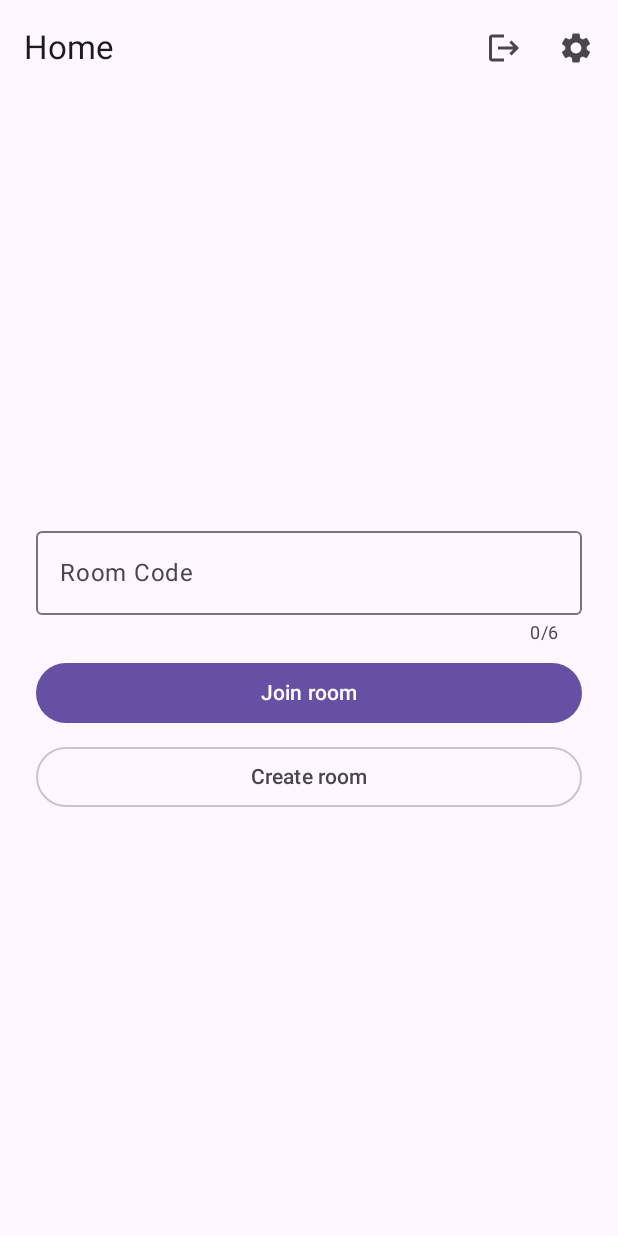
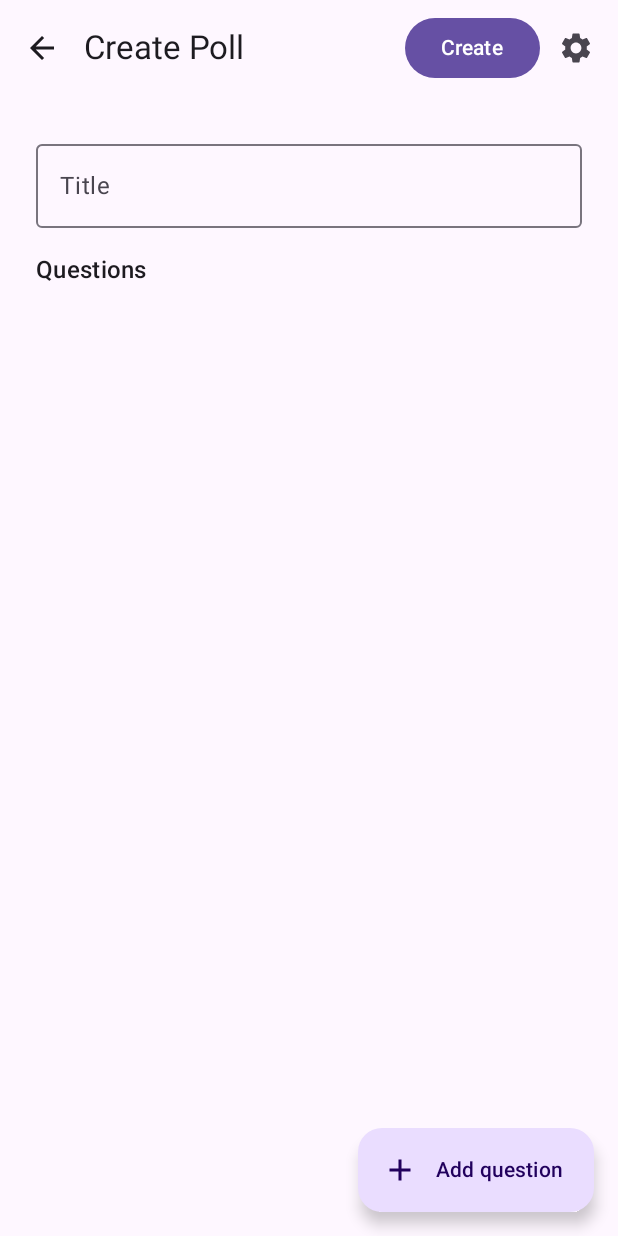
Before and after one commit to gabrielsantanaa/Google-Authentication, an Android app built with Jetpack Compose: the HomeScreen screen opened through its navigation route, after a tap on "Create room", on a phone screen of 412 x 824 dp. Run offline under Robolectric (Android 15) with nearby library versions, the phone set to English and light mode, and no system bars; our stand-ins replace Dagger/Hilt's generated code, Firebase (no records; nobody signed in at launch, a user with empty details on screens opened directly).

Commit message:
a little ui change on home screen

```diff
--- a/app/build.gradle.kts
+++ b/app/build.gradle.kts
@@ -85,6 +85,7 @@ dependencies {
     implementation(platform(libs.firebase.bom))
     implementation(libs.firebase.analytics)
     implementation(libs.firebase.auth)
+    implementation(libs.firebase.database.ktx)
 
     // Google Services
     implementation(libs.play.services.auth)
--- a/app/src/main/java/com/gabrielsantana/letsvote/screens/App.kt
+++ b/app/src/main/java/com/gabrielsantana/letsvote/screens/App.kt
@@ -1,5 +1,6 @@
 package com.gabrielsantana.letsvote.screens
 
+import androidx.compose.animation.AnimatedContentTransitionScope
 import androidx.compose.foundation.isSystemInDarkTheme
 import androidx.compose.material3.Text
 import androidx.compose.runtime.Composable
@@ -13,6 +14,8 @@ import androidx.navigation.compose.dialog
 import androidx.navigation.compose.rememberNavController
 import com.gabrielsantana.letsvote.screens.home.HomeScreen
 import com.gabrielsantana.letsvote.screens.login.LoginScreen
+import com.gabrielsantana.letsvote.screens.poll.NewPollScreen
+import com.gabrielsantana.letsvote.screens.question.NewQuestionDialogScreen
 import com.gabrielsantana.letsvote.screens.settings.SettingsScreen
 import com.gabrielsantana.letsvote.ui.theme.LetsVoteTheme
 import kotlinx.serialization.Serializable
@@ -26,6 +29,12 @@ object HomeScreen
 
 @Serializable
 object SettingsDialogScreen
+
+@Serializable
+object NewPollScreen
+
+@Serializable
+object NewQuestionDialogScreen
 
 @Composable
 fun App(
@@ -58,6 +67,9 @@ fun App(
                 HomeScreen(
                     onNavigateToSettings = {
                         navController.navigate(SettingsDialogScreen)
+                    },
+                    onNavigateToCreate = {
+                        navController.navigate(NewPollScreen)
                     }
                 )
             }
@@ -74,6 +86,23 @@ fun App(
                     }
                 )
             }
+            composable<NewPollScreen> {
+                NewPollScreen(
+                    onNavigateBack = {
+                        navController.popBackStack()
+                    },
+                    onAddQuestion = {
+                        navController.navigate(NewQuestionDialogScreen)
+                    }
+                )
+            }
+            dialog<NewQuestionDialogScreen> {
+                NewQuestionDialogScreen(
+                    onNavigateBack = {
+                        navController.popBackStack()
+                    }
+                )
+            }
         }
 
     }
--- a/app/src/main/java/com/gabrielsantana/letsvote/screens/home/HomeSreen.kt
+++ b/app/src/main/java/com/gabrielsantana/letsvote/screens/home/HomeSreen.kt
@@ -39,6 +39,7 @@ import androidx.lifecycle.compose.collectAsStateWithLifecycle
 
 @Composable
 fun HomeScreen(
+    onNavigateToCreate: () -> Unit,
     onNavigateToSettings: () -> Unit,
     modifier: Modifier = Modifier,
     viewModel: HomeViewModel = hiltViewModel()
@@ -48,6 +49,7 @@ fun HomeScreen(
 
     HomeContent(
         uiState = uiState,
+        onCreate = onNavigateToCreate,
         onLogout = viewModel::logout,
         onSettings = onNavigateToSettings,
         onRoomCodeChange = viewModel::updateRoomCode,
@@ -61,6 +63,7 @@ fun HomeContent(
     onRoomCodeChange: (String) -> Unit,
     onLogout: () -> Unit,
     onSettings: () -> Unit,
+    onCreate: () -> Unit,
     modifier: Modifier = Modifier,
 ) {
     //TODO check if whether is good keep this here or to hoist it to the viewmodel
@@ -125,7 +128,7 @@ fun HomeContent(
                 modifier = Modifier.fillMaxWidth()
             ) { Text("Join room") }
             OutlinedButton(
-                onClick = {},
+                onClick = onCreate,
                 modifier = Modifier.fillMaxWidth()
             ) { Text("Create room") }
         }
@@ -165,7 +168,8 @@ private fun HomeScreenPreview() {
             uiState = HomeUiState("123456"),
             onRoomCodeChange = {},
             onLogout = {},
-            onSettings = {}
+            onSettings = {},
+            {}
         )
     }
 }
--- a/app/src/main/java/com/gabrielsantana/letsvote/screens/home/HomeViewModel.kt
+++ b/app/src/main/java/com/gabrielsantana/letsvote/screens/home/HomeViewModel.kt
@@ -5,6 +5,7 @@ import androidx.credentials.CredentialManager
 import androidx.lifecycle.ViewModel
 import androidx.lifecycle.viewModelScope
 import com.google.firebase.auth.ktx.auth
+import com.google.firebase.database.ktx.database
 import com.google.firebase.ktx.Firebase
 import dagger.hilt.android.lifecycle.HiltViewModel
 import kotlinx.coroutines.flow.MutableStateFlow
--- /dev/null
+++ b/app/src/main/java/com/gabrielsantana/letsvote/screens/poll/NewPollScreen.kt
@@ -0,0 +1,175 @@
+@file:OptIn(ExperimentalMaterial3Api::class, ExperimentalMaterial3Api::class)
+
+package com.gabrielsantana.letsvote.screens.poll
+
+import androidx.compose.foundation.layout.Arrangement
+import androidx.compose.foundation.layout.Column
+import androidx.compose.foundation.layout.Row
+import androidx.compose.foundation.layout.Spacer
+import androidx.compose.foundation.layout.fillMaxWidth
+import androidx.compose.foundation.layout.height
+import androidx.compose.foundation.layout.padding
+import androidx.compose.foundation.layout.size
+import androidx.compose.foundation.layout.width
+import androidx.compose.material.icons.Icons
+import androidx.compose.material.icons.automirrored.filled.ArrowBack
+import androidx.compose.material.icons.filled.Add
+import androidx.compose.material.icons.filled.Check
+import androidx.compose.material.icons.filled.Delete
+import androidx.compose.material.icons.filled.Settings
+import androidx.compose.material.icons.outlined.Delete
+import androidx.compose.material3.Button
+import androidx.compose.material3.Card
+import androidx.compose.material3.ExperimentalMaterial3Api
+import androidx.compose.material3.ExtendedFloatingActionButton
+import androidx.compose.material3.Icon
+import androidx.compose.material3.IconButton
+import androidx.compose.material3.MaterialTheme
+import androidx.compose.material3.OutlinedTextField
+import androidx.compose.material3.Scaffold
+import androidx.compose.material3.Text
+import androidx.compose.material3.TopAppBar
+import androidx.compose.runtime.Composable
+import androidx.compose.runtime.getValue
+import androidx.compose.ui.Modifier
+import androidx.compose.ui.tooling.preview.Preview
+import androidx.compose.ui.unit.dp
+import androidx.hilt.navigation.compose.hiltViewModel
+import androidx.lifecycle.compose.collectAsStateWithLifecycle
+
+@Composable
+fun NewPollScreen(
+    onNavigateBack: () -> Unit,
+    onAddQuestion: () -> Unit,
+    viewModel: NewPollViewModel = hiltViewModel(),
+) {
+    val uiState by viewModel.uiState.collectAsStateWithLifecycle()
+
+    NewPollContent(
+        question = uiState.questions,
+        onBack = onNavigateBack,
+        onSave = { },
+        onSettings = { },
+        onAddQuestion = onAddQuestion
+    )
+}
+
+@Composable
+fun NewPollContent(
+    question: List<QuestionUiModel>,
+    onBack: () -> Unit,
+    onSave: () -> Unit,
+    onSettings: () -> Unit,
+    onAddQuestion: () -> Unit,
+    modifier: Modifier = Modifier
+) {
+    Scaffold(
+        topBar = {
+            TopAppBar(
+                title = { Text("Create Poll") },
+                navigationIcon = {
+                    IconButton(onClick = onBack) {
+                        Icon(Icons.AutoMirrored.Default.ArrowBack, contentDescription = "Go back")
+                    }
+                },
+                actions = {
+                    Button(onClick = onSave) {
+                        Text("Create")
+                    }
+                    IconButton(onClick = onSettings) {
+                        Icon(Icons.Default.Settings, contentDescription = "Open Poll settings")
+                    }
+                }
+            )
+        },
+        floatingActionButton = {
+            ExtendedFloatingActionButton(
+                onClick = onAddQuestion,
+                text = { Text("Add question") },
+                icon = { Icon(Icons.Default.Add, contentDescription = "Add question") }
+            )
+        },
+        modifier = modifier
+    ) { paddingValues ->
+        Column(
+            modifier = Modifier
+                .padding(paddingValues)
+                .padding(24.dp),
+            verticalArrangement = Arrangement.spacedBy(16.dp)
+        ) {
+            OutlinedTextField(
+                value = "",
+                onValueChange = {},
+                label = { Text("Title") },
+                modifier = Modifier.fillMaxWidth()
+            )
+            Text("Questions", style = MaterialTheme.typography.titleMedium)
+            Column(
+                verticalArrangement = Arrangement.spacedBy(8.dp)
+            ) {
+                question.forEachIndexed { index, question ->
+                    QuestionItem(
+                        question = question,
+                        onDelete = {}
+                    )
+                }
+            }
+        }
+
+    }
+}
+
+@Composable
+fun QuestionItem(
+    question: QuestionUiModel,
+    onDelete: () -> Unit,
+    modifier: Modifier = Modifier
+) {
+    Card {
+        Row(modifier = Modifier.padding(8.dp)) {
+            Column(
+                modifier = modifier
+                    .weight(1F)
+                    .fillMaxWidth()
+            ) {
+                Text(question.title, style = MaterialTheme.typography.titleSmall)
+                Spacer(modifier = Modifier.height(4.dp))
+                question.options.forEachIndexed { index, option ->
+                    Row {
+                        Text(option, style = MaterialTheme.typography.bodySmall)
+                        if (index == question.correctOptionIndex) {
+                            Spacer(Modifier.width(4.dp))
+                            Icon(
+                                Icons.Default.Check,
+                                contentDescription = "Correct answer",
+                                modifier = Modifier.size(MaterialTheme.typography.bodySmall.lineHeight.value.dp)
+                            )
+                        }
+                    }
+                }
+            }
+            IconButton(onClick = onDelete) {
+                Icon(Icons.Outlined.Delete, contentDescription = "Delete question")
+            }
+        }
+    }
+}
+
+@Preview
+@Composable
+private fun NewPollContentPreview() {
+    MaterialTheme {
+        NewPollContent(
+            questions,
+            onBack = {},
+            onSave = {},
+            onSettings = {},
+            onAddQuestion = {}
+        )
+    }
+}
+
+private val questions = listOf(
+    QuestionUiModel("When i was born?", listOf("1990", "1991", "1992", "1993"), 2),
+    QuestionUiModel("What is my favorite color?", listOf("Red", "Blue", "Green", "Yellow"), 1),
+)
--- /dev/null
+++ b/app/src/main/java/com/gabrielsantana/letsvote/screens/poll/NewPollUiState.kt
@@ -0,0 +1,18 @@
+package com.gabrielsantana.letsvote.screens.poll
+
+data class NewPollUiState(
+    val title: String = "",
+    val questions: List<QuestionUiModel> = emptyList(),
+    val newQuestion: QuestionUiModel? = null
+) {
+    companion object {
+        val INITIAL: NewPollUiState
+            get() = NewPollUiState()
+    }
+}
+
+data class QuestionUiModel(
+    val title: String,
+    val options: List<String>,
+    val correctOptionIndex: Int
+)
--- /dev/null
+++ b/app/src/main/java/com/gabrielsantana/letsvote/screens/poll/NewPollViewModel.kt
@@ -0,0 +1,20 @@
+package com.gabrielsantana.letsvote.screens.poll
+
+import androidx.lifecycle.ViewModel
+import kotlinx.coroutines.flow.MutableStateFlow
+import kotlinx.coroutines.flow.update
+
+class NewPollViewModel : ViewModel() {
+
+    private val _uiState = MutableStateFlow(NewPollUiState.INITIAL)
+    val uiState = _uiState
+
+    fun updateTitle(title: String) {
+        _uiState.update { it.copy(title = title) }
+    }
+
+    fun addQuestion(question: QuestionUiModel) {
+        _uiState.update { it. copy(questions = _uiState.value.questions + question) }
+    }
+
+}
--- a/gradle/libs.versions.toml
+++ b/gradle/libs.versions.toml
@@ -27,6 +27,7 @@ androidx-lifecycle-viewmodel-compose = { module = "androidx.lifecycle:lifecycle-
 firebase-analytics = { module = "com.google.firebase:firebase-analytics" }
 firebase-auth = { module = "com.google.firebase:firebase-auth" }
 firebase-bom = { module = "com.google.firebase:firebase-bom", version.ref = "firebaseBom" }
+firebase-database-ktx = { module = "com.google.firebase:firebase-database-ktx" }
 firebase-ui-auth = { module = "com.firebaseui:firebase-ui-auth", version.ref = "firebaseUiAuth" }
 hilt-compiler = { module = "com.google.dagger:hilt-compiler", version.ref = "hiltCompiler" }
 junit = { group = "junit", name = "junit", version.ref = "junit" }
```
Also changed, not shown: app/src/main/java/com/gabrielsantana/letsvote/screens/question/NewQuestionDialogScreen.kt (added, +132 -0 lines).
